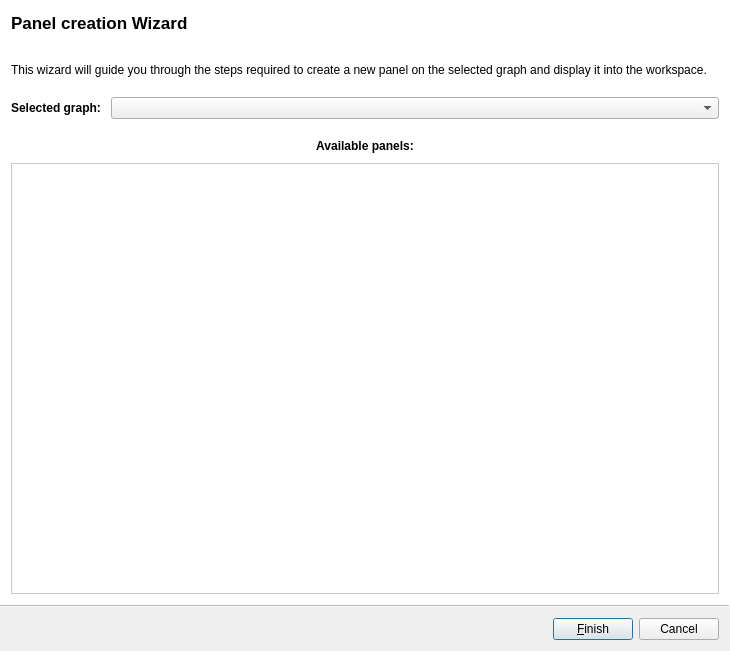
vadivelselvaraj/TulipGLImprovement, file plugins/perspective/GraphPerspective/designer/PanelSelectionWizard.ui: the form before one commit.
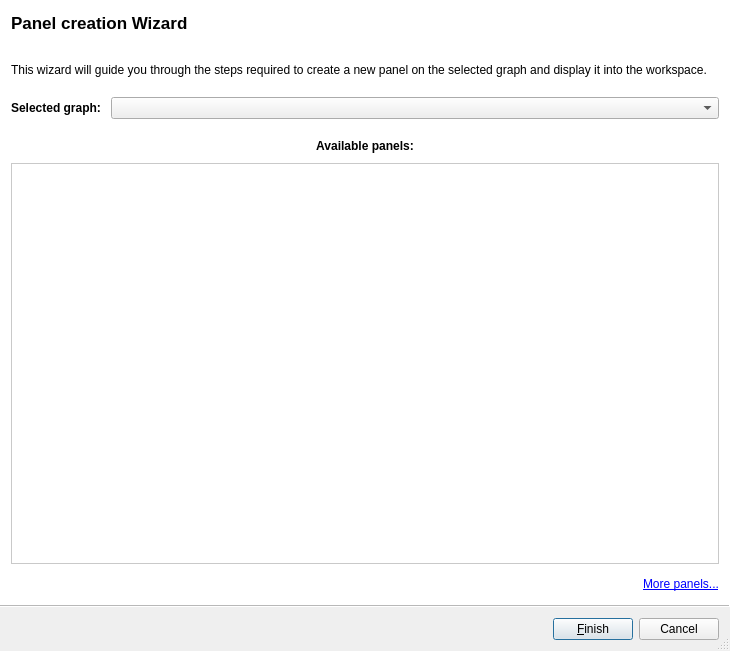
The form after the commit. Icons and pictures are not drawn.

The edit to the form file:
```diff
--- a/plugins/perspective/GraphPerspective/designer/PanelSelectionWizard.ui
+++ b/plugins/perspective/GraphPerspective/designer/PanelSelectionWizard.ui
@@ -17,6 +17,9 @@
    <iconset>
     <normaloff>:/tulip/gui/icons/logo32x32.png</normaloff>:/tulip/gui/icons/logo32x32.png</iconset>
   </property>
+  <property name="sizeGripEnabled">
+   <bool>true</bool>
+  </property>
   <property name="modal">
    <bool>true</bool>
   </property>
@@ -24,12 +27,15 @@
    <enum>QWizard::AeroStyle</enum>
   </property>
   <property name="options">
-   <set>QWizard::HaveFinishButtonOnEarlyPages|QWizard::NoBackButtonOnStartPage</set>
+   <set>QWizard::ExtendedWatermarkPixmap|QWizard::HaveFinishButtonOnEarlyPages|QWizard::NoBackButtonOnStartPage</set>
   </property>
   <property name="titleFormat">
    <enum>Qt::RichText</enum>
   </property>
-  <widget class="QWizardPage" name="page1">
+  <property name="subTitleFormat">
+   <enum>Qt::RichText</enum>
+  </property>
+  <widget class="QWizardPage" name="choosePanelPage">
    <property name="title">
     <string>&lt;img src=&quot;:/tulip/graphperspective/icons/view-open.svg&quot; width=32 height=32/&gt; Panel creation Wizard</string>
    </property>
@@ -105,12 +111,36 @@
            <x>0</x>
            <y>0</y>
            <width>720</width>
-           <height>425</height>
+           <height>393</height>
           </rect>
          </property>
         </widget>
        </widget>
       </item>
+      <item>
+       <layout class="QHBoxLayout" name="horizontalLayout">
+        <item>
+         <spacer name="horizontalSpacer">
+          <property name="orientation">
+           <enum>Qt::Horizontal</enum>
+          </property>
+          <property name="sizeHint" stdset="0">
+           <size>
+            <width>40</width>
+            <height>20</height>
+           </size>
+          </property>
+         </spacer>
+        </item>
+        <item>
+         <widget class="QLabel" name="addMorePluginsLink">
+          <property name="text">
+           <string>&lt;a href=&quot;tulip://plugins&quot;&gt;More panels...&lt;/a&gt;</string>
+          </property>
+         </widget>
+        </item>
+       </layout>
+      </item>
      </layout>
     </item>
    </layout>
```
Left out of the diff: 10 changed lines with no effect on the pictures.
